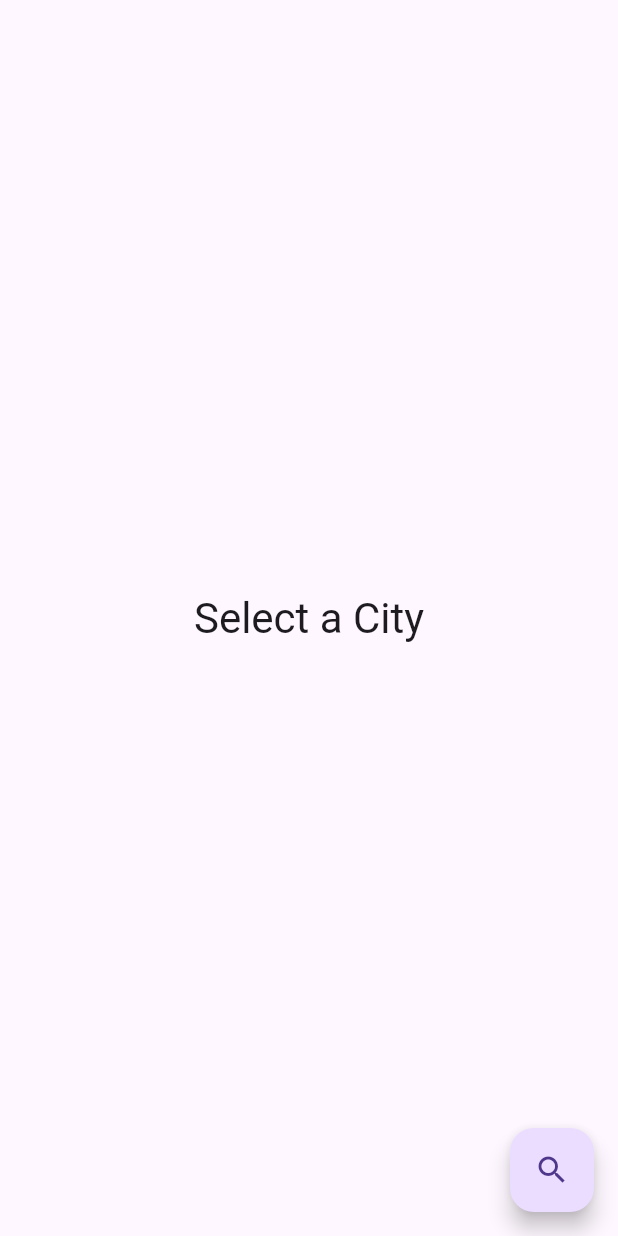
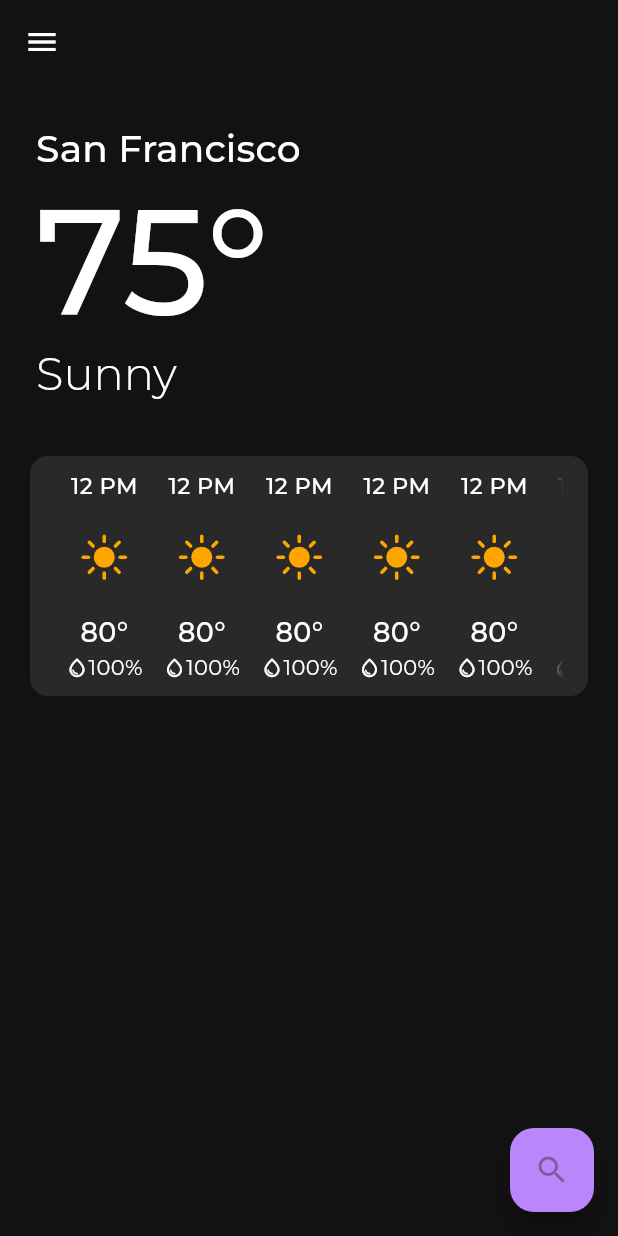
Before and after one commit to lauk20/windchimes, a Flutter app: the screen it shows after launch, on a phone screen of 412 x 824 dp. Run offline on Flutter 3.47's test engine with Material 2 defaults, Android fonts, the phone set to English and light mode, and no system bars; our stand-ins replace equatable, flutter_bloc, flutter_svg, google_fonts, hydrated_bloc.

Commit message:
start basic weather display

```diff
--- a/lib/app.dart
+++ b/lib/app.dart
@@ -1,5 +1,6 @@
 import 'package:flutter/material.dart';
 import 'package:flutter_bloc/flutter_bloc.dart';
+import 'package:google_fonts/google_fonts.dart';
 import 'package:windchimes/weather/weather.dart';
 //import 'package:google_fonts/google_fonts.dart';
 import 'package:weather_repository/weather_repository.dart';
@@ -30,6 +31,16 @@ class WeatherAppView extends StatelessWidget {
       child: MaterialApp(
         theme: ThemeData(
           useMaterial3: true,
+          brightness: Brightness.dark,
+          fontFamily: GoogleFonts.montserrat().fontFamily,
+          textTheme: const TextTheme(
+            displayLarge: TextStyle(fontSize: 100, fontWeight: FontWeight.w500),
+            titleLarge: TextStyle(fontSize: 30, fontWeight: FontWeight.w300),
+            titleMedium: TextStyle(fontSize: 25),
+          ),
+          colorScheme: const ColorScheme.dark(
+            onPrimary: Color.fromARGB(135, 61, 61, 61)
+          )
         ),
         home: const WeatherPage(),
       )
--- a/lib/weather/view/weather_view.dart
+++ b/lib/weather/view/weather_view.dart
@@ -4,6 +4,7 @@ import 'package:weather_repository/weather_repository.dart';
 import 'package:windchimes/weather/weather.dart';
 import 'search_view.dart';
 import 'dart:developer' as developer;
+import 'package:google_fonts/google_fonts.dart';
 
 
 class WeatherPage extends StatelessWidget {
@@ -30,8 +31,18 @@ class _WeatherViewState extends State<WeatherView> {
   Widget build(BuildContext context) {
     developer.log('rebuilding');
     context.read<WeatherCubit>().addLocation(const Location(admin1: "test", latitude: 3.14, longitude: 3.1415, name: "tester", countryId: 12345));
-    return Scaffold(
-      body: Center(
+    return SafeArea(
+      child: Scaffold(
+        //backgroundColor:Color.fromRGBO(8, 27, 37, 80),
+        appBar: AppBar(
+          leading: const Icon(Icons.menu),
+          title: Text("", style: GoogleFonts.montserrat()),
+          centerTitle: true,
+          elevation: 0,
+          backgroundColor: Colors.transparent,
+          scrolledUnderElevation: 0.0,
+        ),
+        body: Container(
           child: BlocBuilder<WeatherCubit, WeatherState>(
             builder: (context, state) {
               developer.log("blockrebuilding");
@@ -43,6 +54,8 @@ class _WeatherViewState extends State<WeatherView> {
                     weather: state.weather,
                     units: TemperatureUnits.celsius,
                     onRefresh: () {
+                      developer.log("okay" + state.toString());
+                      developer.log("anima");
                       return context.read<WeatherCubit>().getWeather(state.selectedCity);
                     },
                   );
@@ -67,6 +80,7 @@ class _WeatherViewState extends State<WeatherView> {
                 )
               )
             ).then((location) async {
+              cubit.setLocation(location);
               await cubit.getWeather(location);
             });
             /*
@@ -78,6 +92,7 @@ class _WeatherViewState extends State<WeatherView> {
             */
           }
         ),
+      )
     );
   }
 }
--- /dev/null
+++ b/lib/weather/widgets/fading_list_view.dart
@@ -0,0 +1,59 @@
+import 'package:flutter/material.dart';
+
+class FadingListView extends StatefulWidget {
+  const FadingListView({required this.child, super.key});
+
+  final ListView child;
+
+  @override
+  State<FadingListView> createState() => _FadingListViewState();
+}
+
+class _FadingListViewState extends State<FadingListView> {
+  double _stopStart = 0;
+  double _stopEnd = 1;
+
+  @override
+  Widget build(BuildContext context) {
+    return NotificationListener<ScrollNotification>(
+      onNotification: (scrollNotification) {
+        setState(() {
+          _stopStart = scrollNotification.metrics.pixels / 10;
+          _stopEnd = (scrollNotification.metrics.maxScrollExtent -
+                  scrollNotification.metrics.pixels) /
+              10;
+
+          _stopStart = _stopStart.clamp(0.0, 1.0);
+          _stopEnd = _stopEnd.clamp(0.0, 1.0);
+        });
+        return true;
+      },
+      child: ShaderMask(
+        shaderCallback: (Rect rect) {
+          return LinearGradient(
+            begin: widget.child.scrollDirection == Axis.horizontal
+                ? Alignment.centerLeft
+                : Alignment.topCenter,
+            end: widget.child.scrollDirection == Axis.horizontal
+                ? Alignment.centerRight
+                : Alignment.bottomCenter,
+            colors: const [
+              Colors.black,
+              Colors.transparent,
+              Colors.transparent,
+              Colors.black
+            ],
+            stops: widget.child.reverse
+                ? [0.0, 0.05 * _stopEnd, 1 - 0.05 * _stopStart, 1.0]
+                : [0.0, 0.05 * _stopStart, 1 - 0.05 * _stopEnd, 1.0],
+          ).createShader(rect);
+        },
+        blendMode: BlendMode.dstOut,
+        child: Padding(
+          padding: const EdgeInsets.all(1.0),
+          child: widget.child,
+        ),
+      ),
+    );
+  }
+}
--- /dev/null
+++ b/lib/weather/widgets/hourly_weather_card.dart
@@ -0,0 +1,40 @@
+import 'package:flutter/material.dart';
+import 'package:google_fonts/google_fonts.dart';
+import 'package:flutter_svg/flutter_svg.dart';
+
+class HourlyWeatherCard extends StatelessWidget {
+  const HourlyWeatherCard({super.key});
+
+  @override
+  Widget build(BuildContext context) {
+    return Padding(
+      padding: const EdgeInsets.only(top: 8, bottom: 8),
+      child: SizedBox(
+        width: 65,
+        child: Column(
+          children: [
+            Text("12 PM", style: GoogleFonts.montserrat(fontSize: 15, fontWeight: FontWeight.w500)),
+            Expanded(
+              //height: 60,
+              child: SvgPicture.asset(
+                'assets/day.svg',
+                fit: BoxFit.cover,
+              )
+            ),
+            Text("80°", style: GoogleFonts.montserrat(fontSize: 18, fontWeight: FontWeight.w500)),
+            const Row(
+              mainAxisAlignment: MainAxisAlignment.center,
+              children: [
+                Icon(
+                  Icons.water_drop_outlined,
+                  size: 15,
+                ),
+                Text("100%"),
+              ],
+            )
+          ],
+        )
+      )
+    );
+  }
+}
--- a/lib/weather/widgets/weather_empty.dart
+++ b/lib/weather/widgets/weather_empty.dart
@@ -1,17 +1,98 @@
 import 'package:flutter/material.dart';
+import 'package:windchimes/weather/weather.dart';
 
 class WeatherEmpty extends StatelessWidget {
   const WeatherEmpty({super.key});
 
   @override
   Widget build(BuildContext context) {
-    final theme = Theme.of(context);
+    final ThemeData theme = Theme.of(context);
 
-    return Column(
-      mainAxisSize: MainAxisSize.min,
-      children: [
-        Text('Select a City', style: theme.textTheme.headlineMedium),
-      ],
+    return SingleChildScrollView(
+      child: Column(
+        mainAxisSize: MainAxisSize.max,
+        mainAxisAlignment: MainAxisAlignment.start,
+        crossAxisAlignment: CrossAxisAlignment.start,
+        children: [
+          // Current Weather
+          Padding(
+            padding: const EdgeInsets.only(left: 24, right: 24, top: 24, bottom: 32),
+            child: Column(
+              mainAxisAlignment: MainAxisAlignment.start,
+              crossAxisAlignment: CrossAxisAlignment.start,
+              children: [
+                Text(
+                  "San Francisco",
+                  style: theme.textTheme.titleMedium,
+                ),
+                Text(
+                  "75°",
+                  style: theme.textTheme.displayLarge,
+                ),
+                Text(
+                  "Sunny",
+                  style: theme.textTheme.titleLarge,
+                ),
+              ],
+            )
+          ),
+
+          // Hourly Forecast Card
+          Padding(
+            padding: const EdgeInsets.only(left: 16, right: 16),
+            child: Card(
+              elevation: 0,
+              color: theme.colorScheme.onPrimary,
+              //color: const Color.fromRGBO(48, 48, 48, 1),
+              child: FractionallySizedBox(
+                widthFactor: 1,
+                child: Column(
+                  children: [
+                    SizedBox(
+                      height: 160,
+                      child: Padding(
+                        padding: const EdgeInsets.only(left: 16, right: 16),
+                        child: Container(
+                          //color: Colors.red,
+                          /*
+                          foregroundDecoration: BoxDecoration(
+                            gradient: LinearGradient(
+                              colors: [
+                                theme.colorScheme.onPrimaryContainer,
+                                Colors.transparent,
+                                Colors.transparent,
+                                theme.colorScheme.onPrimaryContainer,
+                              ],
+                              begin: Alignment.centerLeft,
+                              end: Alignment.centerRight,
+                              stops: [0, 0.05, 0.95, 1],
+                            ),
+                          ),
+                          */
+                          child: FadingListView(
+                            child: ListView(
+                              scrollDirection: Axis.horizontal,
+                              children: const [
+                                HourlyWeatherCard(),
+                                HourlyWeatherCard(),
+                                HourlyWeatherCard(),
+                                HourlyWeatherCard(),
+                                HourlyWeatherCard(),
+                                HourlyWeatherCard(),
+                                HourlyWeatherCard(),
+                              ]
+                            )
+                          )
+                        )
+                      )
+                    )
+                  ],
+                )
+              )
+            )
+          )
+        ],
+      )
     );
   }
 }
--- a/lib/weather/widgets/widgets.dart
+++ b/lib/weather/widgets/widgets.dart
@@ -2,3 +2,5 @@ export 'weather_empty.dart';
 export 'weather_failure.dart';
 export 'weather_loading.dart';
 export 'weather_populated.dart';
+export 'hourly_weather_card.dart';
+export 'fading_list_view.dart';
--- a/pubspec.yaml
+++ b/pubspec.yaml
@@ -39,6 +39,7 @@ dependencies:
   weather_repository:
     path: packages/weather_repository
   path_provider: ^2.0.8
+  flutter_svg: any
 
 
   # The following adds the Cupertino Icons font to your application.
@@ -70,7 +71,8 @@ flutter:
   uses-material-design: true
 
   # To add assets to your application, add an assets section, like this:
-  # assets:
+  assets:
+    - assets/
   #   - images/a_dot_burr.jpeg
   #   - images/a_dot_ham.jpeg
 
```
Also changed, not shown: assets/day.svg (added). Lines whose indentation alone changed are shown as unchanged.
